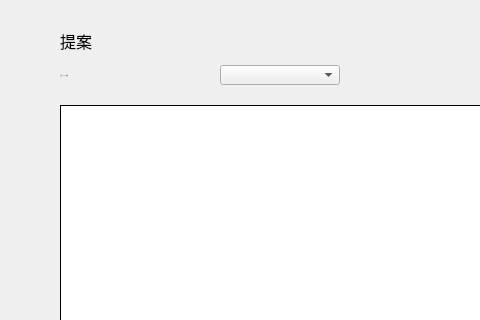
Above: XWCWallet/guard/ProposalPage.ui from Whitecoin-Owner/Whitecoin-qt before the change; both pictures show x 0 to 480 and y 0 to 320 of the 770 by 510 pixel window. Below: the same form after it.
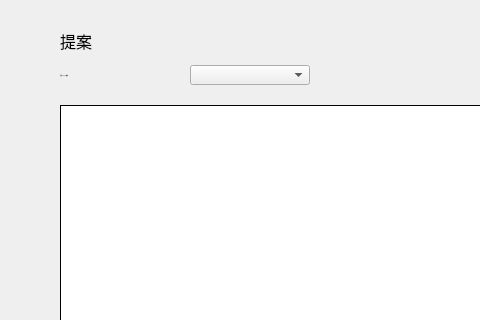
That is the form after the change.

```diff
--- a/XWCWallet/guard/ProposalPage.ui
+++ b/XWCWallet/guard/ProposalPage.ui
@@ -174,8 +174,8 @@
     </font>
    </property>
    <property name="styleSheet">
-    <string notr="true">QLabel{color: rgb(135,144,172);font: 14px &quot;微软雅黑&quot;;}
-</string>
+    <string notr="true">QLabel{color: rgb(80,80,80);
+font: 11px &quot;微软雅黑&quot;;}</string>
    </property>
    <property name="text">
     <string>当前wallfacer账号</string>
@@ -187,7 +187,7 @@
   <widget class="QComboBox" name="accountComboBox">
    <property name="geometry">
     <rect>
-     <x>220</x>
+     <x>190</x>
      <y>65</y>
      <width>120</width>
      <height>20</height>
```
